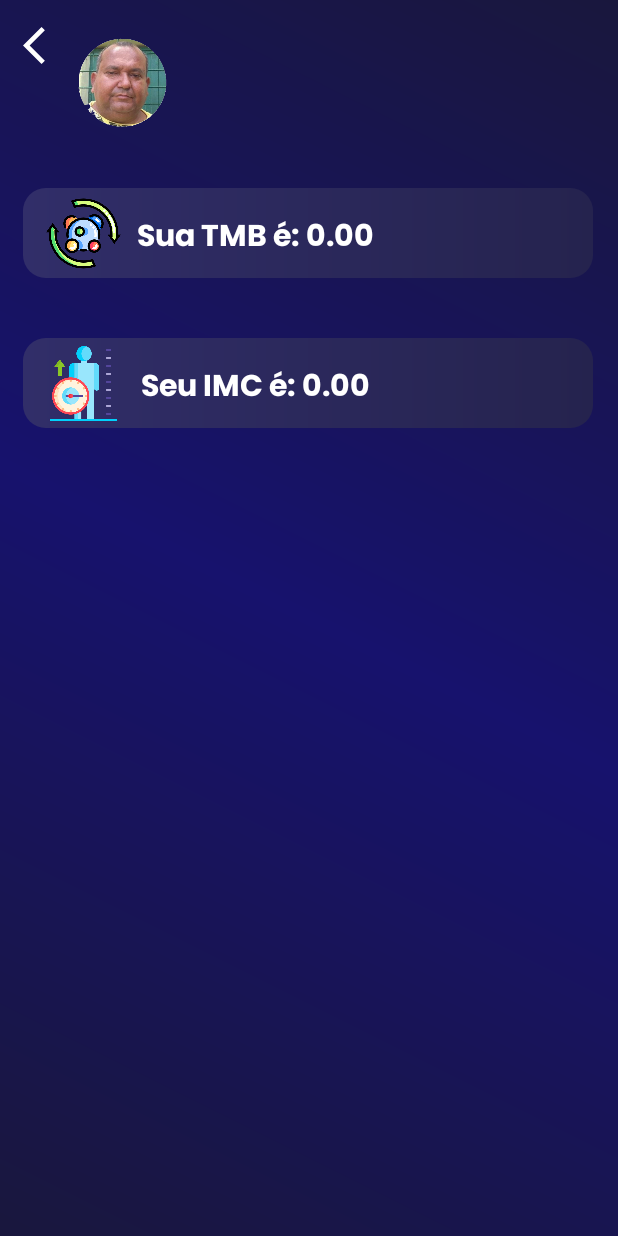
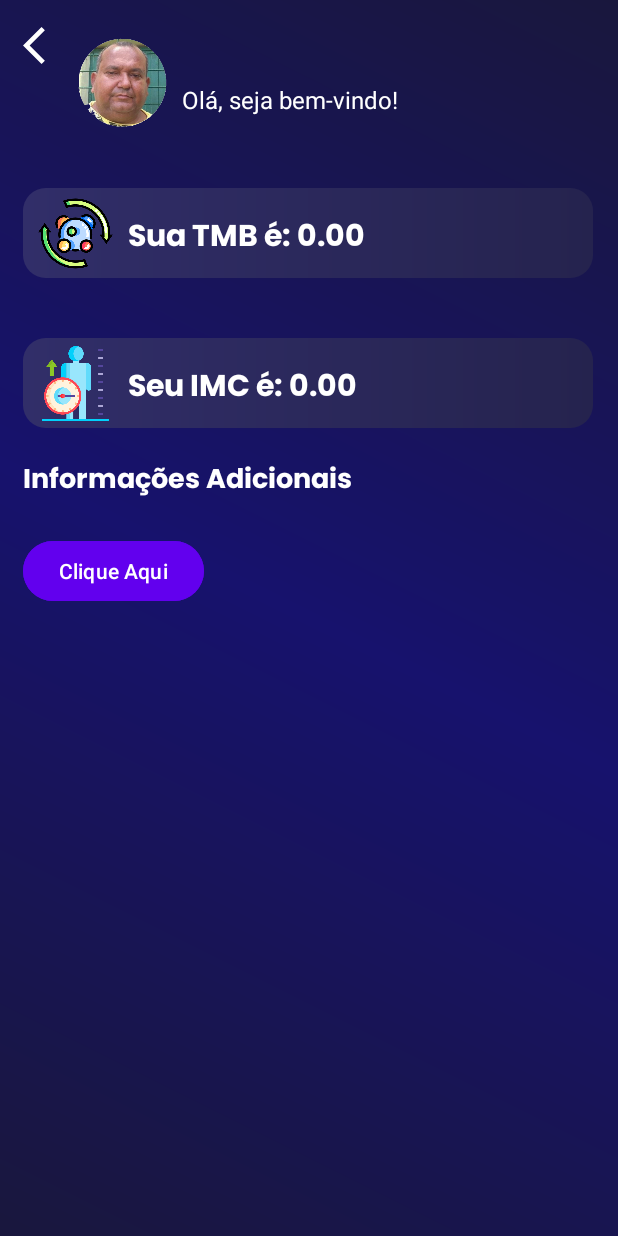
Before and after one commit to Tiag0Sants/Smart-Banha, an Android app: the MainActivity screen opened directly, with no data from a screen before it, on a phone screen of 412 x 824 dp. Run offline under Robolectric (Android 15) with nearby library versions, the phone set to English and light mode, and no system bars.

Commit message:
algumas mudanças

```diff
--- a/app/build.gradle.kts
+++ b/app/build.gradle.kts
@@ -41,6 +41,7 @@ dependencies {
     implementation(platform("com.google.firebase:firebase-bom:33.0.0"))
     implementation("com.google.firebase:firebase-database:21.0.0")
     implementation("com.google.firebase:firebase-firestore:25.0.0")
+    implementation("androidx.activity:activity:1.9.0")
     testImplementation("junit:junit:4.13.2")
     androidTestImplementation("androidx.test.ext:junit:1.1.5")
     androidTestImplementation("androidx.test.espresso:espresso-core:3.5.1")
--- a/app/src/main/java/com/example/prototipo2/MainActivity.java
+++ b/app/src/main/java/com/example/prototipo2/MainActivity.java
@@ -20,14 +20,28 @@ public class MainActivity extends AppCompatActivity {
 
         // Atualiza o TextView com o valor da TMB
         TextView textViewTMB = findViewById(R.id.textViewTMB);
-        textViewTMB.setText("Sua TMB é: " + String.format("%.2f", tmb));
+        if (textViewTMB != null) {
+            textViewTMB.setText(String.format("Sua TMB é: %.2f", tmb));
+        }
 
         // Atualiza o TextView com o valor do IMC
         TextView textViewIMC = findViewById(R.id.imc_resultado);
-        textViewIMC.setText("Seu IMC é: " + String.format("%.2f", imc));
+        if (textViewIMC != null) {
+            textViewIMC.setText(String.format("Seu IMC é: %.2f", imc));
+        }
+
+        // Recupera o nome do usuário da Intent
+        String nomeUsuario = getIntent().getStringExtra("nomeUsuario");
+
+        // Atualiza o TextView com o nome do usuário
+        TextView textViewNomeUsuario = findViewById(R.id.textViewNomeUsuario);
+        if (textViewNomeUsuario != null && nomeUsuario != null) {
+            textViewNomeUsuario.setText(nomeUsuario);
+        }
 
         // Configura o botão de voltar para navegar para a HomeActivity
         ImageView btnVoltar = findViewById(R.id.btnvoltar);
+        if (btnVoltar != null) {
             btnVoltar.setOnClickListener(new View.OnClickListener() {
                 @Override
                 public void onClick(View v) {
@@ -38,3 +52,4 @@ public class MainActivity extends AppCompatActivity {
             });
         }
     }
+}
--- a/app/src/main/res/layout/activity_main.xml
+++ b/app/src/main/res/layout/activity_main.xml
@@ -39,70 +39,105 @@
         app:layout_constraintTop_toTopOf="@+id/imagem_perfil"
         android:layout_marginStart="10dp" />
 
+    <TextView
+        android:id="@+id/textViewSaudacao"
+        android:layout_width="wrap_content"
+        android:layout_height="wrap_content"
+        android:text="Olá, seja bem-vindo!"
+        android:textSize="16sp"
+        android:textColor="@android:color/white"
+        app:layout_constraintStart_toEndOf="@id/imagem_perfil"
+        app:layout_constraintTop_toBottomOf="@id/textViewNomeUsuario"
+        android:layout_marginStart="10dp"
+        android:layout_marginTop="5dp" />
+
     <View
+        android:id="@+id/tmb"
         android:layout_width="380dp"
         android:layout_height="60dp"
-        android:id="@+id/tmb"
         android:layout_marginStart="15dp"
         style="@style/button_opcoes"
         app:layout_constraintStart_toStartOf="parent"
-        app:layout_constraintTop_toBottomOf="@+id/imagem_perfil"
-        />
+        app:layout_constraintTop_toBottomOf="@id/imagem_perfil" />
+
     <ImageView
         android:layout_width="50dp"
         android:layout_height="50dp"
         android:src="@drawable/tmb"
-        app:layout_constraintTop_toTopOf="@+id/tmb"
-        app:layout_constraintStart_toStartOf="@+id/tmb"
-        app:layout_constraintEnd_toEndOf="@+id/tmb"
-        android:layout_marginStart="-300dp"
+        app:layout_constraintTop_toTopOf="@id/tmb"
+        app:layout_constraintStart_toStartOf="@id/tmb"
+        android:layout_marginStart="10dp"
         android:layout_marginTop="5dp"/>
 
     <TextView
         android:id="@+id/textViewTMB"
         android:layout_width="wrap_content"
         android:layout_height="wrap_content"
-        android:layout_marginStart="-70dp"
+        android:layout_marginStart="70dp"
         android:layout_marginTop="16dp"
         android:fontFamily="@font/poppins_bold"
-        android:text="@string/sua_tmb123"
+        android:text="Sua TMB:"
         android:textColor="@android:color/white"
         android:textSize="20sp"
-        app:layout_constraintEnd_toEndOf="@+id/tmb"
-        app:layout_constraintStart_toStartOf="@+id/tmb"
-        app:layout_constraintTop_toTopOf="@+id/tmb" />
+        app:layout_constraintStart_toStartOf="@id/tmb"
+        app:layout_constraintStart_toEndOf="@id/tmb"
+        app:layout_constraintTop_toTopOf="@id/tmb" />
 
     <View
+        android:id="@+id/imc"
         android:layout_width="380dp"
         android:layout_height="60dp"
-        android:id="@+id/imc"
         android:layout_marginStart="15dp"
         style="@style/button_opcoes"
         app:layout_constraintStart_toStartOf="parent"
-        app:layout_constraintTop_toBottomOf="@+id/tmb" />
+        app:layout_constraintTop_toBottomOf="@id/tmb" />
 
     <ImageView
         android:layout_width="50dp"
         android:layout_height="50dp"
         android:src="@drawable/imc"
-        app:layout_constraintTop_toTopOf="@+id/imc"
-        app:layout_constraintStart_toStartOf="@+id/imc"
-        app:layout_constraintEnd_toEndOf="@+id/imc"
-        android:layout_marginStart="-300dp"
+        app:layout_constraintTop_toTopOf="@id/imc"
+        app:layout_constraintStart_toStartOf="@id/imc"
+        android:layout_marginStart="10dp"
         android:layout_marginTop="5dp"/>
 
     <TextView
         android:id="@+id/imc_resultado"
         android:layout_width="wrap_content"
         android:layout_height="wrap_content"
-        android:text="@string/seu_imc1234"
+        android:text="Seu IMC:"
         android:textSize="20sp"
         android:textColor="@android:color/white"
         android:fontFamily="@font/poppins_bold"
-        app:layout_constraintTop_toTopOf="@+id/imc"
-        app:layout_constraintStart_toStartOf="@+id/imc"
-        app:layout_constraintEnd_toEndOf="@+id/imc"
-        android:layout_marginTop="16dp"
-        android:layout_marginStart="-70dp" />
+        app:layout_constraintStart_toStartOf="@id/imc"
+        app:layout_constraintStart_toEndOf="@id/imc"
+        app:layout_constraintTop_toTopOf="@id/imc"
+        android:layout_marginStart="70dp"
+        android:layout_marginTop="16dp" />
+
+    <TextView
+        android:id="@+id/textViewInformacoes"
+        android:layout_width="wrap_content"
+        android:layout_height="wrap_content"
+        android:text="Informações Adicionais"
+        android:textSize="18sp"
+        android:textColor="@android:color/white"
+        android:fontFamily="@font/poppins_bold"
+        app:layout_constraintStart_toStartOf="parent"
+        app:layout_constraintTop_toBottomOf="@id/imc"
+        android:layout_marginStart="15dp"
+        android:layout_marginTop="20dp" />
+
+    <Button
+        android:id="@+id/buttonAcao"
+        android:layout_width="wrap_content"
+        android:layout_height="wrap_content"
+        android:text="Clique Aqui"
+        android:backgroundTint="@color/design_default_color_primary"
+        android:textColor="@android:color/white"
+        app:layout_constraintStart_toStartOf="parent"
+        app:layout_constraintTop_toBottomOf="@id/textViewInformacoes"
+        android:layout_marginStart="15dp"
+        android:layout_marginTop="20dp" />
 
 </androidx.constraintlayout.widget.ConstraintLayout>
```
Also changed, not shown: app/src/main/AndroidManifest.xml (+6 -3 lines), app/src/main/java/com/example/prototipo2/health_tips.java (added, +42 -0 lines), app/src/main/java/com/example/prototipo2/perfil.java (+55 -2 lines), app/src/main/res/layout/activity_health_tips.xml (added, +30 -0 lines). Lines whose indentation alone changed are shown as unchanged.
